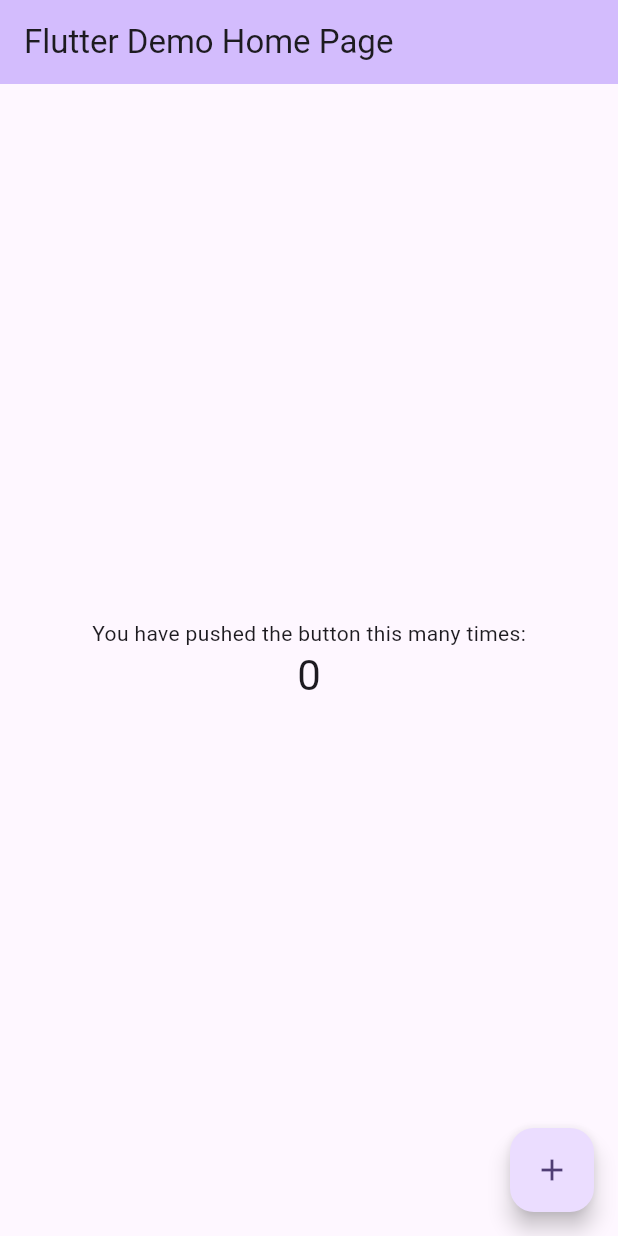
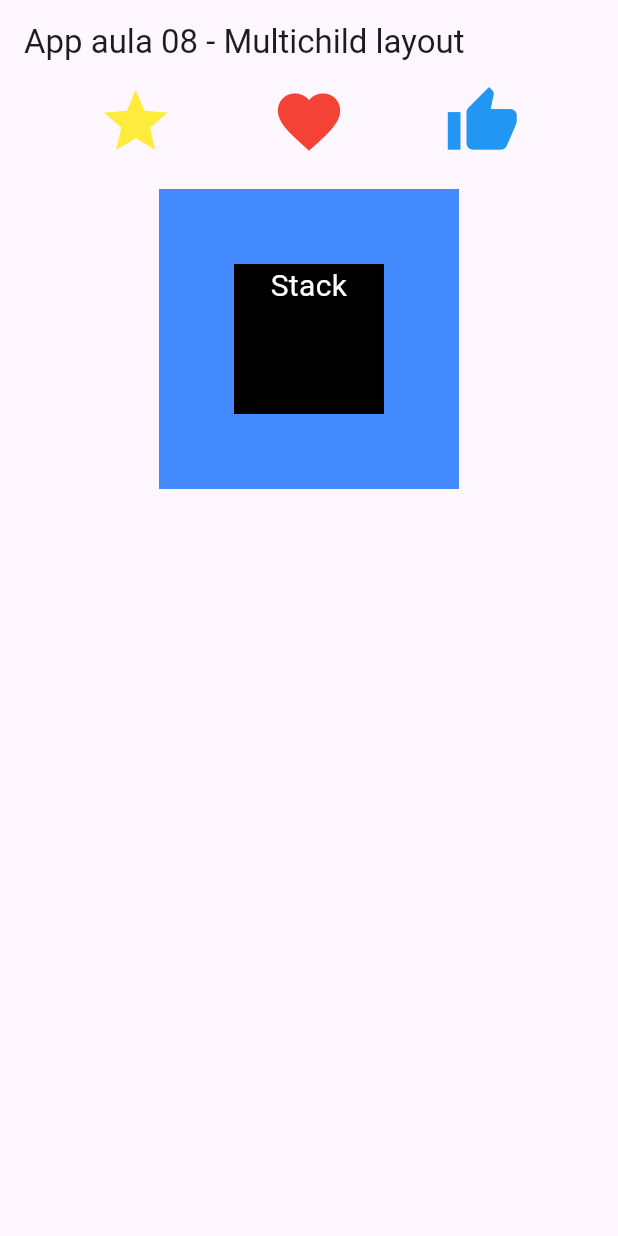
Before and after one commit to kaualayon/Desenvolvimento_Mobile, a Flutter app: the screen it shows after launch, on a phone screen of 412 x 824 dp. Run offline on Flutter 3.47's test engine with Material 3 defaults, Android fonts, the phone set to English and light mode, and no system bars.

Commit message:
atualizado projeto 2

```diff
--- a/aula08/app_aula08_1ta/lib/main.dart
+++ b/aula08/app_aula08_1ta/lib/main.dart
@@ -1,125 +1,56 @@
 import 'package:flutter/material.dart';
 
 void main() {
-  runApp(const MyApp());
+  runApp(MaterialApp(
+    home: TelaApp(
+    ),
+  ));
 }
 
-class MyApp extends StatelessWidget {
-  const MyApp({super.key});
+class TelaApp extends StatelessWidget {
+  const TelaApp({super.key});
 
-  // This widget is the root of your application.
   @override
   Widget build(BuildContext context) {
-    return MaterialApp(
-      title: 'Flutter Demo',
-      theme: ThemeData(
-        // This is the theme of your application.
-        //
-        // TRY THIS: Try running your application with "flutter run". You'll see
-        // the application has a purple toolbar. Then, without quitting the app,
-        // try changing the seedColor in the colorScheme below to Colors.green
-        // and then invoke "hot reload" (save your changes or press the "hot
-        // reload" button in a Flutter-supported IDE, or press "r" if you used
-        // the command line to start the app).
-        //
-        // Notice that the counter didn't reset back to zero; the application
-        // state is not lost during the reload. To reset the state, use hot
-        // restart instead.
-        //
-        // This works for code too, not just values: Most code changes can be
-        // tested with just a hot reload.
-        colorScheme: ColorScheme.fromSeed(seedColor: Colors.deepPurple),
-        useMaterial3: true,
+    return Scaffold(
+      appBar: AppBar(
+        title: Text("App aula 08 - Multichild layout"),
       ),
-      home: const MyHomePage(title: 'Flutter Demo Home Page'),
+      body: Column(
+        children: [
+          Row(
+            mainAxisAlignment: MainAxisAlignment.spaceEvenly,
+            children: [
+              Icon(Icons.star,color: Colors.yellow,size: 50,),
+              Icon(Icons.favorite,color: Colors.red,size: 50,),
+              Icon(Icons.thumb_up,color: Colors.blue,size: 50,),
+            ],
+          ),
+          // Sizebox adiciona espaçamento para separar os elementos
+          SizedBox(
+            height: 20,
+          ),
+          Stack(
+            alignment: Alignment.center,
+            children: [
+              Container(
+                width: 200,
+                height: 200,
+                color: Colors.blueAccent,
+              ),
+              Container(
+                width: 100,
+                height: 100,
+                color: Colors.black,
+                child: Text("Stack",
+                style: TextStyle(fontSize: 20,color: Colors.white),
+                textAlign: TextAlign.center,),
+
+              )
+            ],
+          )
+        ],
+      ),
     );
   }
 }
-
-class MyHomePage extends StatefulWidget {
-  const MyHomePage({super.key, required this.title});
-
-  // This widget is the home page of your application. It is stateful, meaning
-  // that it has a State object (defined below) that contains fields that affect
-  // how it looks.
-
-  // This class is the configuration for the state. It holds the values (in this
-  // case the title) provided by the parent (in this case the App widget) and
-  // used by the build method of the State. Fields in a Widget subclass are
-  // always marked "final".
-
-  final String title;
-
-  @override
-  State<MyHomePage> createState() => _MyHomePageState();
-}
-
-class _MyHomePageState extends State<MyHomePage> {
-  int _counter = 0;
-
-  void _incrementCounter() {
-    setState(() {
-      // This call to setState tells the Flutter framework that something has
-      // changed in this State, which causes it to rerun the build method below
-      // so that the display can reflect the updated values. If we changed
-      // _counter without calling setState(), then the build method would not be
-      // called again, and so nothing would appear to happen.
-      _counter++;
-    });
-  }
-
-  @override
-  Widget build(BuildContext context) {
-    // This method is rerun every time setState is called, for instance as done
-    // by the _incrementCounter method above.
-    //
-    // The Flutter framework has been optimized to make rerunning build methods
-    // fast, so that you can just rebuild anything that needs updating rather
-    // than having to individually change instances of widgets.
-    return Scaffold(
-      appBar: AppBar(
-        // TRY THIS: Try changing the color here to a specific color (to
-        // Colors.amber, perhaps?) and trigger a hot reload to see the AppBar
-        // change color while the other colors stay the same.
-        backgroundColor: Theme.of(context).colorScheme.inversePrimary,
-        // Here we take the value from the MyHomePage object that was created by
-        // the App.build method, and use it to set our appbar title.
-        title: Text(widget.title),
-      ),
-      body: Center(
-        // Center is a layout widget. It takes a single child and positions it
-        // in the middle of the parent.
-        child: Column(
-          // Column is also a layout widget. It takes a list of children and
-          // arranges them vertically. By default, it sizes itself to fit its
-          // children horizontally, and tries to be as tall as its parent.
-          //
-          // Column has various properties to control how it sizes itself and
-          // how it positions its children. Here we use mainAxisAlignment to
-          // center the children vertically; the main axis here is the vertical
-          // axis because Columns are vertical (the cross axis would be
-          // horizontal).
-          //
-          // TRY THIS: Invoke "debug painting" (choose the "Toggle Debug Paint"
-          // action in the IDE, or press "p" in the console), to see the
-          // wireframe for each widget.
-          mainAxisAlignment: MainAxisAlignment.center,
-          children: <Widget>[
-            const Text(
-              'You have pushed the button this many times:',
-            ),
-            Text(
-              '$_counter',
-              style: Theme.of(context).textTheme.headlineMedium,
-            ),
-          ],
-        ),
-      ),
-      floatingActionButton: FloatingActionButton(
-        onPressed: _incrementCounter,
-        tooltip: 'Increment',
-        child: const Icon(Icons.add),
-      ), // This trailing comma makes auto-formatting nicer for build methods.
-    );
-  }
-}
```
